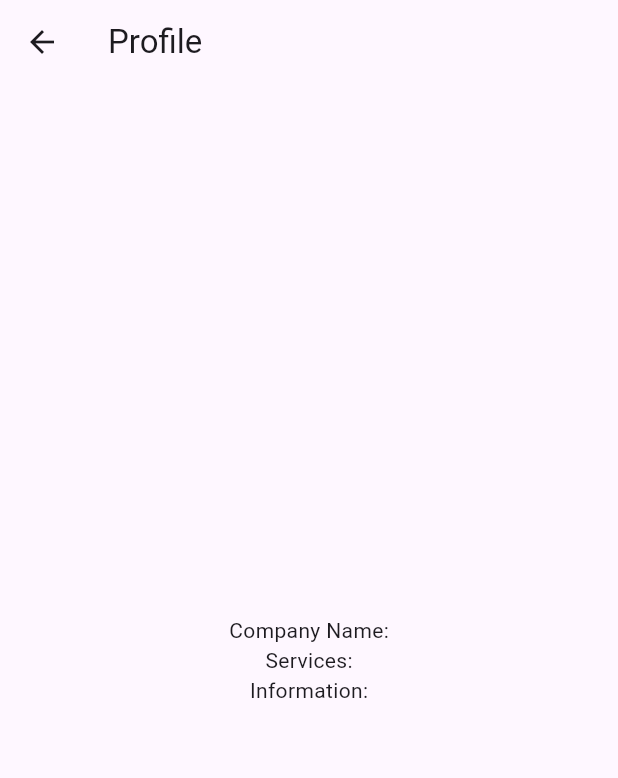
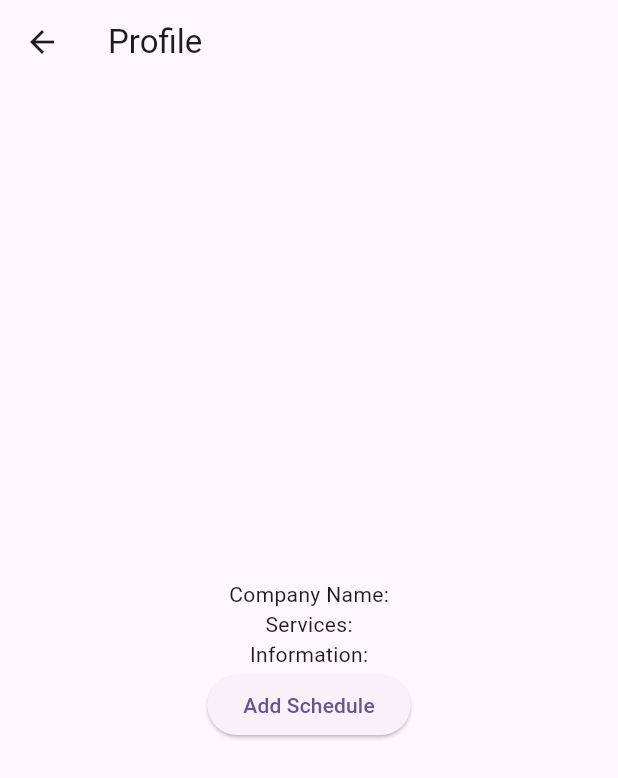
Before and after one commit to jblol03/queue_management, a Flutter app: the ProfilePage screen opened directly, on a phone screen of 412 x 824 dp. Shown: the top 778 px of the screen. Run offline on Flutter 3.47's test engine with Material 3 defaults, Android fonts, the phone set to English and light mode, and no system bars.

Commit message:
Schedule Page

```diff
--- a/queue_ui/lib/pages/login_register_page.dart
+++ b/queue_ui/lib/pages/login_register_page.dart
@@ -45,7 +45,7 @@ class _LoginPageState extends State<LoginPage> {
               );
             } else {
               //Handle Login Failure
-              ScaffoldMessenger.of(context).showSnackBar(SnackBar(
+              ScaffoldMessenger.of(context).showSnackBar(const SnackBar(
                 content: Text("Login Failed. Please try again."),
               ));
             }
--- a/queue_ui/lib/pages/profile_page.dart
+++ b/queue_ui/lib/pages/profile_page.dart
@@ -1,4 +1,5 @@
 import 'package:flutter/material.dart';
+import 'package:queue_ui/pages/schedule.dart';
 
 class ProfilePage extends StatelessWidget {
   const ProfilePage({super.key});
@@ -7,19 +8,21 @@ class ProfilePage extends StatelessWidget {
   Widget build(BuildContext context) {
     return Scaffold(
         appBar: AppBar(title: const Text("Profile")),
-        body: const Center(
+        body: Center(
             child: Column(
           mainAxisAlignment: MainAxisAlignment.center,
           children: [
-            Text('Company Name:'), //Fetch data from API
-            Text('Services:'), //Fetch data from API
-            Text('Information:'), //Fetch data from API
-            // ElevatedButton(
-            //   onPressed: () {
-            //     //Navigate to add schedule page
-            //   },
-            //   child: Text('Add Schedule'),
-            // ),
+            const Text('Company Name:'), //Fetch data from API
+            const Text('Services:'), //Fetch data from API
+            const Text('Information:'), //Fetch data from API
+
+            ElevatedButton(
+              child: const Text('Add Schedule'),
+              onPressed: () {
+                Navigator.push(context,
+                    MaterialPageRoute(builder: (context) => const Schedule()));
+              },
+            ),
           ],
         )));
   }
--- /dev/null
+++ b/queue_ui/lib/pages/schedule.dart
@@ -0,0 +1,17 @@
+import 'package:flutter/material.dart';
+
+class Schedule extends StatelessWidget {
+  const Schedule({super.key});
+
+  @override
+  Widget build(BuildContext context) {
+    return Scaffold(
+      appBar: AppBar(
+        title: const Text('Add Schedule'),
+      ),
+      body: const Center(
+        child: Text('Add Schedule'),
+      ),
+    );
+  }
+}
--- a/queue_ui/pubspec.yaml
+++ b/queue_ui/pubspec.yaml
@@ -46,7 +46,7 @@ dev_dependencies:
   # activated in the `analysis_options.yaml` file located at the root of your
   # package. See that file for information about deactivating specific lint
   # rules and activating additional ones.
-  flutter_lints: ^2.0.0
+  flutter_lints: ^3.0.1
 
 # For information on the generic Dart part of this file, see the
 # following page: https://dart.dev/tools/pub/pubspec
```
Also changed, not shown: queue_ui/pubspec.lock.
